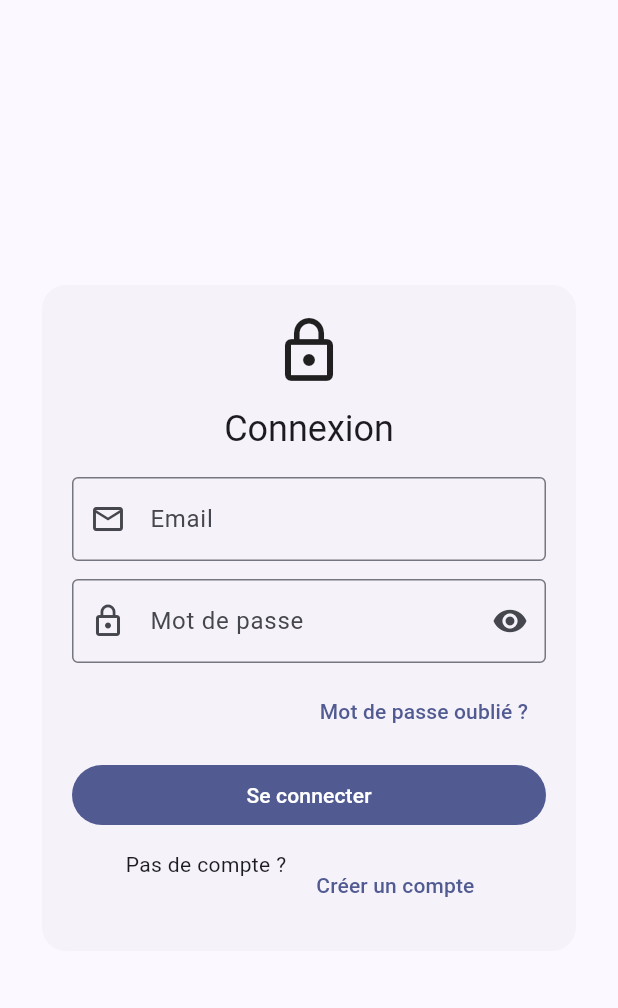
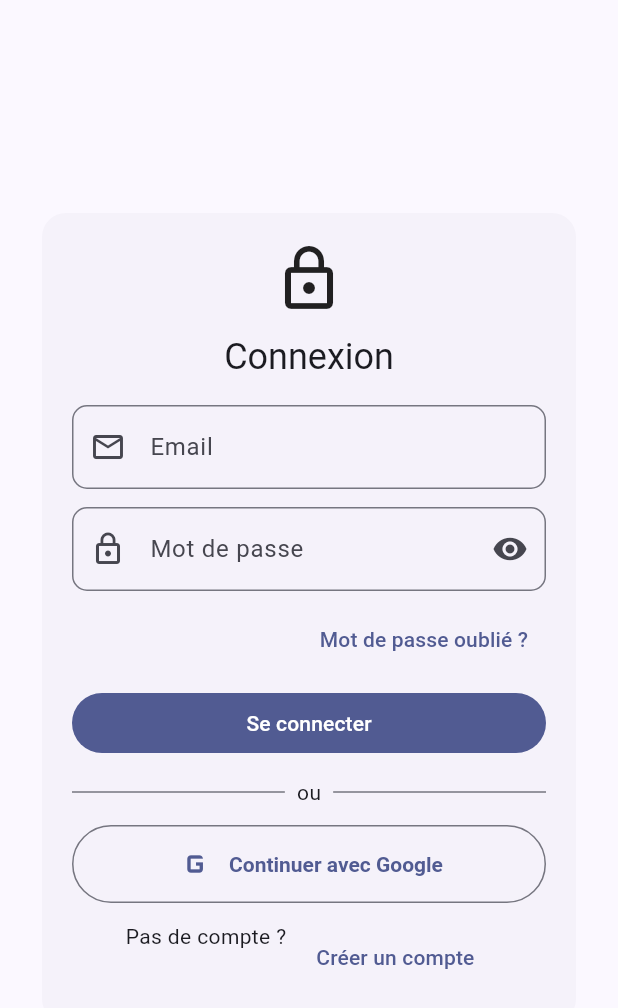
Before and after one commit to RomainMarcelli/EcommerceFlutter, a Flutter app: the screen it shows after launch, on a phone screen of 412 x 824 dp. Shown: the top 1008 px of the screen. Run offline on Flutter 3.47's test engine with Material 3 defaults, Android fonts, the phone set to English and light mode, and no system bars; our stand-ins replace dio, firebase_auth, firebase_core, go_router, google_sign_in, hive_flutter and 1 more; accounts and stored records are empty.

Commit message:
add google sign in

```diff
--- a/lib/pages/login_page.dart
+++ b/lib/pages/login_page.dart
@@ -1,5 +1,7 @@
+import 'package:flutter/foundation.dart' show kIsWeb;
 import 'package:flutter/material.dart';
 import 'package:firebase_auth/firebase_auth.dart';
+import 'package:google_sign_in/google_sign_in.dart';
 
 import '../routes.dart';
 
@@ -18,6 +20,7 @@ class _LoginPageState extends State<LoginPage> {
   bool _isLogin = true; // toggle login / register
   bool _obscure = true;
   bool _loading = false;
+  bool _loadingGoogle = false;
 
   @override
   void dispose() {
@@ -38,18 +41,18 @@ class _LoginPageState extends State<LoginPage> {
           password: _pwdCtrl.text,
         );
         if (!mounted) return;
-        ScaffoldMessenger.of(context).showSnackBar(
-          const SnackBar(content: Text('Connexion réussie ✅')),
-        );
+        ScaffoldMessenger.of(
+          context,
+        ).showSnackBar(const SnackBar(content: Text('Connexion réussie ✅')));
       } else {
         await FirebaseAuth.instance.createUserWithEmailAndPassword(
           email: _emailCtrl.text.trim(),
           password: _pwdCtrl.text,
         );
         if (!mounted) return;
-        ScaffoldMessenger.of(context).showSnackBar(
-          const SnackBar(content: Text('Compte créé 🎉')),
-        );
+        ScaffoldMessenger.of(
+          context,
+        ).showSnackBar(const SnackBar(content: Text('Compte créé 🎉')));
       }
       if (!mounted) return;
       Navigator.pushReplacementNamed(context, AppRoutes.home);
@@ -59,6 +62,42 @@ class _LoginPageState extends State<LoginPage> {
       _showError("Une erreur inattendue est survenue. Réessaie.");
     } finally {
       if (mounted) setState(() => _loading = false);
+    }
+  }
+
+  Future<void> _signInWithGoogle() async {
+    setState(() => _loadingGoogle = true);
+    try {
+      if (kIsWeb) {
+        // WEB: popup Google
+        final provider = GoogleAuthProvider();
+        await FirebaseAuth.instance.signInWithPopup(provider);
+      } else {
+        // ANDROID / iOS: google_sign_in -> credential -> Firebase
+        final GoogleSignInAccount? gUser = await GoogleSignIn().signIn();
+        if (gUser == null) {
+          // annulé par l’utilisateur
+          return;
+        }
+        final GoogleSignInAuthentication gAuth = await gUser.authentication;
+        final credential = GoogleAuthProvider.credential(
+          accessToken: gAuth.accessToken,
+          idToken: gAuth.idToken,
+        );
+        await FirebaseAuth.instance.signInWithCredential(credential);
+      }
+
+      if (!mounted) return;
+      ScaffoldMessenger.of(
+        context,
+      ).showSnackBar(const SnackBar(content: Text('Connecté avec Google ✅')));
+      Navigator.pushReplacementNamed(context, AppRoutes.home);
+    } on FirebaseAuthException catch (e) {
+      _showError(_mapAuthError(e));
+    } catch (e) {
+      _showError("Connexion Google impossible. ${e.toString()}");
+    } finally {
+      if (mounted) setState(() => _loadingGoogle = false);
     }
   }
 
@@ -83,9 +122,7 @@ class _LoginPageState extends State<LoginPage> {
   }
 
   void _showError(String msg) {
-    ScaffoldMessenger.of(context).showSnackBar(
-      SnackBar(content: Text(msg)),
-    );
+    ScaffoldMessenger.of(context).showSnackBar(SnackBar(content: Text(msg)));
   }
 
   String _mapAuthError(FirebaseAuthException e) {
@@ -100,10 +137,14 @@ class _LoginPageState extends State<LoginPage> {
         return "Mot de passe trop faible (6 caractères minimum).";
       case 'email-already-in-use':
         return "Cet email est déjà utilisé.";
-      case 'too-many-requests':
-        return "Trop de tentatives. Réessaie plus tard.";
+      case 'account-exists-with-different-credential':
+        return "Un compte existe déjà avec un autre fournisseur pour cet email.";
+      case 'popup-closed-by-user':
+        return "Fenêtre Google fermée avant la connexion.";
       case 'network-request-failed':
         return "Problème réseau. Vérifie ta connexion.";
+      case 'user-disabled':
+        return "Ce compte est désactivé.";
       default:
         return "Erreur : ${e.message ?? e.code}";
     }
@@ -111,6 +152,8 @@ class _LoginPageState extends State<LoginPage> {
 
   @override
   Widget build(BuildContext context) {
+    final border = OutlineInputBorder(borderRadius: BorderRadius.circular(10));
+
     return Scaffold(
       body: GestureDetector(
         onTap: () => FocusScope.of(context).unfocus(),
@@ -144,10 +187,10 @@ class _LoginPageState extends State<LoginPage> {
                               controller: _emailCtrl,
                               keyboardType: TextInputType.emailAddress,
                               textInputAction: TextInputAction.next,
-                              decoration: const InputDecoration(
+                              decoration: InputDecoration(
                                 labelText: 'Email',
-                                prefixIcon: Icon(Icons.email_outlined),
-                                border: OutlineInputBorder(),
+                                prefixIcon: const Icon(Icons.email_outlined),
+                                border: border,
                               ),
                               validator: (v) {
                                 final s = v?.trim() ?? '';
@@ -165,7 +208,7 @@ class _LoginPageState extends State<LoginPage> {
                               decoration: InputDecoration(
                                 labelText: 'Mot de passe',
                                 prefixIcon: const Icon(Icons.lock_outline),
-                                border: const OutlineInputBorder(),
+                                border: border,
                                 suffixIcon: IconButton(
                                   onPressed: () =>
                                       setState(() => _obscure = !_obscure),
@@ -219,16 +262,66 @@ class _LoginPageState extends State<LoginPage> {
                         ),
                       ),
                       const SizedBox(height: 12),
-                      // ✅ Wrap au lieu de Row pour éviter overflow
+
+                      // --- OU ---
+                      Row(
+                        children: [
+                          Expanded(
+                            child: Divider(
+                              color: Theme.of(context).dividerColor,
+                            ),
+                          ),
+                          const Padding(
+                            padding: EdgeInsets.symmetric(horizontal: 8),
+                            child: Text('ou'),
+                          ),
+                          Expanded(
+                            child: Divider(
+                              color: Theme.of(context).dividerColor,
+                            ),
+                          ),
+                        ],
+                      ),
+                      const SizedBox(height: 12),
+
+                      // --- Bouton Google ---
+                      SizedBox(
+                        width: double.infinity,
+                        child: OutlinedButton.icon(
+                          icon: _loadingGoogle
+                              ? const SizedBox(
+                                  height: 18,
+                                  width: 18,
+                                  child: CircularProgressIndicator(
+                                    strokeWidth: 2,
+                                  ),
+                                )
+                              : const Icon(Icons.g_mobiledata, size: 28),
+                          label: Text(
+                            _loadingGoogle
+                                ? 'Connexion...'
+                                : 'Continuer avec Google',
+                          ),
+                          onPressed: _loading || _loadingGoogle
+                              ? null
+                              : _signInWithGoogle,
+                          style: OutlinedButton.styleFrom(
+                            padding: const EdgeInsets.symmetric(vertical: 12),
+                            textStyle: const TextStyle(
+                              fontWeight: FontWeight.w600,
+                            ),
+                          ),
+                        ),
+                      ),
+
+                      const SizedBox(height: 12),
                       Wrap(
                         alignment: WrapAlignment.center,
                         spacing: 8,
                         children: [
-                          Text(
-                            _isLogin ? "Pas de compte ?" : "Déjà inscrit ?",
-                          ),
+                          Text(_isLogin ? "Pas de compte ?" : "Déjà inscrit ?"),
                           TextButton(
-                            onPressed: _loading
+                            onPressed: _loading || _loadingGoogle
                                 ? null
                                 : () => setState(() => _isLogin = !_isLogin),
                             child: Text(
--- a/pubspec.yaml
+++ b/pubspec.yaml
@@ -8,6 +8,7 @@ environment:
   sdk: '>=3.9.0 <4.0.0' # adapté à ton SDK/Dart actuel
 
 dependencies:
+  google_sign_in: ^6.2.1
   flutter:
     sdk: flutter
 
```
Also changed, not shown: pubspec.lock, 1 other file.
